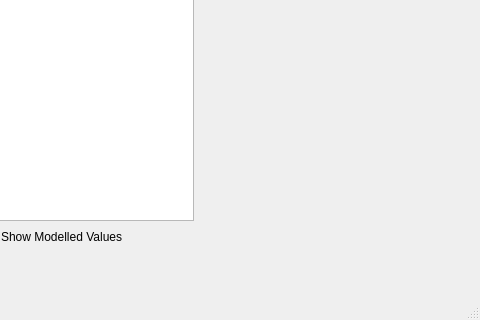
Qt form valveanalyser.ui (olivergardiner/ValveTester) before a commit; both pictures show x 639 to 1119 and y 337 to 657 of the 1119 by 657 pixel window.
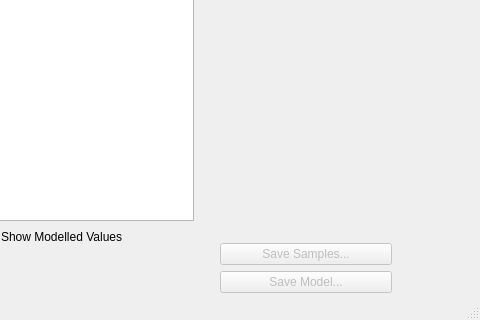
The same form after that commit.

Commit message: With JSON model save

```diff
--- a/valveanalyser.ui
+++ b/valveanalyser.ui
@@ -1411,6 +1411,26 @@
          </property>
         </spacer>
        </item>
+       <item>
+        <widget class="QPushButton" name="saveSamplesButton">
+         <property name="enabled">
+          <bool>false</bool>
+         </property>
+         <property name="text">
+          <string>Save Samples...</string>
+         </property>
+        </widget>
+       </item>
+       <item>
+        <widget class="QPushButton" name="saveModelButton">
+         <property name="enabled">
+          <bool>false</bool>
+         </property>
+         <property name="text">
+          <string>Save Model...</string>
+         </property>
+        </widget>
+       </item>
       </layout>
      </item>
      <item>
```
The commit also changes 8 other files.
